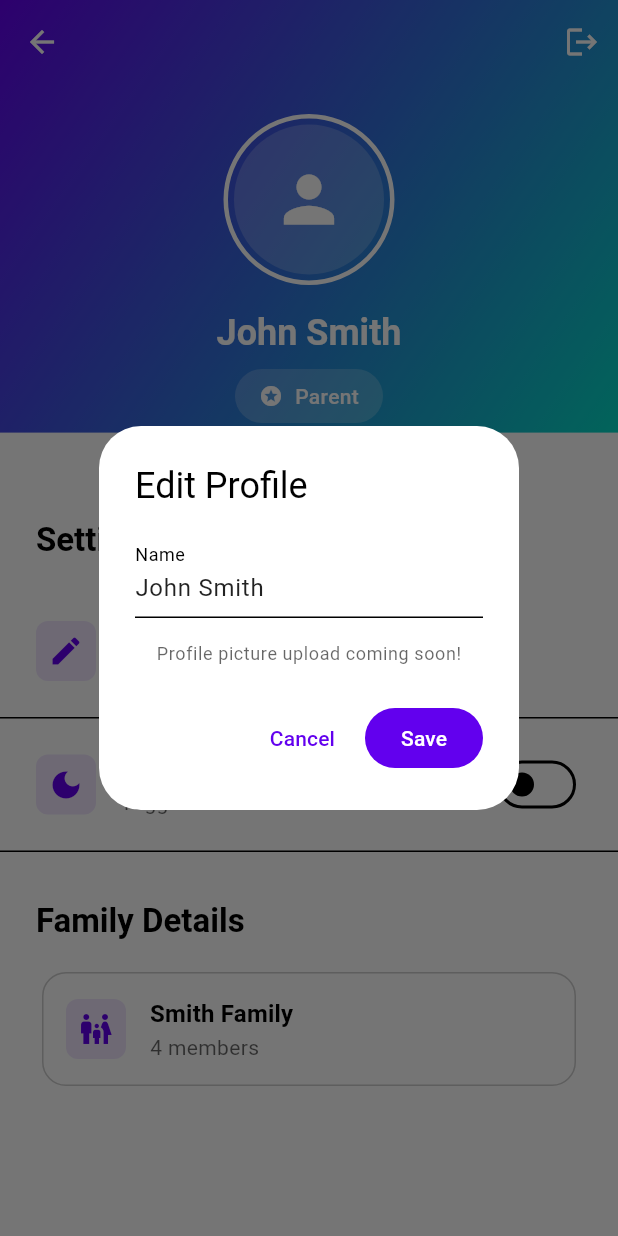
After one commit to BeefBowl03/kindov2, a Flutter app: the ProfileScreen screen opened by its route, after a tap on "Edit Profile", on a phone screen of 412 x 824 dp. The commit adds this screen. Run offline on Flutter 3.47's test engine with Material 3 defaults, Android fonts, the light colour scheme and no system bars; our stand-ins replace shared_preferences, supabase_flutter; accounts and stored records are empty.

Commit message:
Add modern profile screen with settings and dark mode UI

```diff
--- a/lib/main.dart
+++ b/lib/main.dart
@@ -3,6 +3,7 @@ import 'package:provider/provider.dart';
 import 'package:supabase_flutter/supabase_flutter.dart';
 import 'screens/home_screen.dart';
 import 'screens/login_screen.dart';
+import 'screens/profile_screen.dart';
 import 'providers/app_state.dart';
 import 'services/storage_service.dart';
 import 'theme.dart';
@@ -39,6 +40,7 @@ class MyApp extends StatelessWidget {
         '/': (context) => const SplashScreen(),
         '/login': (context) => const LoginScreen(),
         '/home': (context) => const HomeScreen(),
+        '/profile': (context) => const ProfileScreen(),
       },
     );
   }
--- a/lib/screens/home_screen.dart
+++ b/lib/screens/home_screen.dart
@@ -91,6 +91,7 @@ class _HomeScreenState extends State<HomeScreen> {
     final uncompletedItems = shoppingItems.where((item) => !item.isPurchased).toList();
 
     return SafeArea(
+      top: false,
       child: SingleChildScrollView(
         child: Column(
           crossAxisAlignment: CrossAxisAlignment.start,
@@ -127,13 +128,16 @@ class _HomeScreenState extends State<HomeScreen> {
                               fontWeight: FontWeight.bold,
                             ),
                       ),
-                      CircleAvatar(
+                      GestureDetector(
+                        onTap: () => Navigator.pushNamed(context, '/profile'),
+                        child: CircleAvatar(
                           backgroundColor: Theme.of(context).colorScheme.onPrimary.withOpacity(0.2),
                           radius: 24,
                           child: Icon(
                             currentUser?.isParent ?? false ? Icons.person : Icons.child_care,
                             color: Theme.of(context).colorScheme.onPrimary,
                             size: 24,
+                          ),
                         ),
                       ),
                     ],
--- /dev/null
+++ b/lib/screens/profile_screen.dart
@@ -0,0 +1,364 @@
+import 'package:flutter/material.dart';
+import 'package:provider/provider.dart';
+import '../providers/app_state.dart';
+
+class ProfileScreen extends StatelessWidget {
+  const ProfileScreen({super.key});
+
+  @override
+  Widget build(BuildContext context) {
+    return Consumer<AppState>(
+      builder: (context, appState, _) {
+        final currentUser = appState.currentUser;
+        if (currentUser == null) {
+          return const Center(child: Text('No user data available'));
+        }
+
+        return Scaffold(
+          extendBodyBehindAppBar: true,
+          appBar: AppBar(
+            backgroundColor: Colors.transparent,
+            elevation: 0,
+            leading: IconButton(
+              icon: const Icon(Icons.arrow_back, color: Colors.white),
+              onPressed: () => Navigator.pop(context),
+            ),
+            actions: [
+              IconButton(
+                icon: const Icon(Icons.logout, color: Colors.white),
+                onPressed: () => _handleSignOut(context, appState),
+              ),
+            ],
+          ),
+          body: Stack(
+            children: [
+              // Background gradient
+              Container(
+                height: MediaQuery.of(context).size.height * 0.35,
+                decoration: BoxDecoration(
+                  gradient: LinearGradient(
+                    begin: Alignment.topLeft,
+                    end: Alignment.bottomRight,
+                    colors: [
+                      Theme.of(context).colorScheme.primary,
+                      Theme.of(context).colorScheme.secondary,
+                    ],
+                  ),
+                ),
+              ),
+              SafeArea(
+                child: SingleChildScrollView(
+                  child: Column(
+                    children: [
+                      const SizedBox(height: 20),
+                      // Profile Header
+                      Padding(
+                        padding: const EdgeInsets.symmetric(horizontal: 24),
+                        child: Column(
+                          children: [
+                            // Profile Picture
+                            Hero(
+                              tag: 'profileAvatar',
+                              child: Container(
+                                padding: const EdgeInsets.all(4),
+                                decoration: BoxDecoration(
+                                  shape: BoxShape.circle,
+                                  border: Border.all(
+                                    color: Colors.white,
+                                    width: 3,
+                                  ),
+                                ),
+                                child: CircleAvatar(
+                                  radius: 50,
+                                  backgroundColor: Colors.white.withOpacity(0.2),
+                                  child: Icon(
+                                    currentUser.isParent ? Icons.person : Icons.child_care,
+                                    color: Colors.white,
+                                    size: 50,
+                                  ),
+                                ),
+                              ),
+                            ),
+                            const SizedBox(height: 16),
+                            // User Name
+                            Text(
+                              currentUser.name,
+                              style: Theme.of(context).textTheme.headlineSmall!.copyWith(
+                                color: Colors.white,
+                                fontWeight: FontWeight.bold,
+                              ),
+                            ),
+                            const SizedBox(height: 8),
+                            // Role Badge
+                            Container(
+                              padding: const EdgeInsets.symmetric(horizontal: 16, vertical: 8),
+                              decoration: BoxDecoration(
+                                color: Colors.white.withOpacity(0.2),
+                                borderRadius: BorderRadius.circular(20),
+                              ),
+                              child: Row(
+                                mainAxisSize: MainAxisSize.min,
+                                children: [
+                                  Icon(
+                                    currentUser.isParent ? Icons.stars : Icons.emoji_events,
+                                    color: Colors.white,
+                                    size: 16,
+                                  ),
+                                  const SizedBox(width: 8),
+                                  Text(
+                                    currentUser.isParent ? 'Parent' : 'Child',
+                                    style: const TextStyle(
+                                      color: Colors.white,
+                                      fontWeight: FontWeight.w500,
+                                    ),
+                                  ),
+                                ],
+                              ),
+                            ),
+                          ],
+                        ),
+                      ),
+                      const SizedBox(height: 32),
+                      // Settings Section
+                      Container(
+                        width: double.infinity,
+                        decoration: BoxDecoration(
+                          color: Theme.of(context).colorScheme.surface,
+                          borderRadius: const BorderRadius.only(
+                            topLeft: Radius.circular(32),
+                            topRight: Radius.circular(32),
+                          ),
+                        ),
+                        child: Column(
+                          crossAxisAlignment: CrossAxisAlignment.start,
+                          children: [
+                            Padding(
+                              padding: const EdgeInsets.fromLTRB(24, 32, 24, 16),
+                              child: Text(
+                                'Settings',
+                                style: Theme.of(context).textTheme.titleLarge!.copyWith(
+                                  fontWeight: FontWeight.bold,
+                                ),
+                              ),
+                            ),
+                            // Profile Settings
+                            _buildSettingsTile(
+                              context,
+                              'Edit Profile',
+                              'Update your name and profile picture',
+                              Icons.edit,
+                              onTap: () => _showEditProfileDialog(context, appState),
+                            ),
+                            const Divider(height: 1),
+                            // Dark Mode Toggle
+                            _buildSettingsTile(
+                              context,
+                              'Dark Mode',
+                              'Toggle dark theme',
+                              Icons.dark_mode,
+                              trailing: Switch(
+                                value: Theme.of(context).brightness == Brightness.dark,
+                                onChanged: (value) {
+                                  // TODO: Implement dark mode toggle
+                                  ScaffoldMessenger.of(context).showSnackBar(
+                                    const SnackBar(
+                                      content: Text('Dark mode coming soon!'),
+                                    ),
+                                  );
+                                },
+                              ),
+                            ),
+                            if (appState.family != null) ...[
+                              const Divider(height: 1),
+                              Padding(
+                                padding: const EdgeInsets.fromLTRB(24, 32, 24, 16),
+                                child: Text(
+                                  'Family Details',
+                                  style: Theme.of(context).textTheme.titleLarge!.copyWith(
+                                    fontWeight: FontWeight.bold,
+                                  ),
+                                ),
+                              ),
+                              Padding(
+                                padding: const EdgeInsets.symmetric(horizontal: 24),
+                                child: Card(
+                                  elevation: 0,
+                                  shape: RoundedRectangleBorder(
+                                    borderRadius: BorderRadius.circular(16),
+                                    side: BorderSide(
+                                      color: Theme.of(context).colorScheme.outline.withOpacity(0.2),
+                                    ),
+                                  ),
+                                  child: Padding(
+                                    padding: const EdgeInsets.all(16),
+                                    child: Column(
+                                      crossAxisAlignment: CrossAxisAlignment.start,
+                                      children: [
+                                        Row(
+                                          children: [
+                                            Container(
+                                              padding: const EdgeInsets.all(8),
+                                              decoration: BoxDecoration(
+                                                color: Theme.of(context).colorScheme.primary.withOpacity(0.1),
+                                                borderRadius: BorderRadius.circular(8),
+                                              ),
+                                              child: Icon(
+                                                Icons.family_restroom,
+                                                color: Theme.of(context).colorScheme.primary,
+                                              ),
+                                            ),
+                                            const SizedBox(width: 16),
+                                            Column(
+                                              crossAxisAlignment: CrossAxisAlignment.start,
+                                              children: [
+                                                Text(
+                                                  appState.family!.name,
+                                                  style: Theme.of(context).textTheme.titleMedium!.copyWith(
+                                                    fontWeight: FontWeight.bold,
+                                                  ),
+                                                ),
+                                                Text(
+                                                  '${appState.family!.members.length} members',
+                                                  style: Theme.of(context).textTheme.bodyMedium!.copyWith(
+                                                    color: Theme.of(context).colorScheme.onSurface.withOpacity(0.6),
+                                                  ),
+                                                ),
+                                              ],
+                                            ),
+                                          ],
+                                        ),
+                                      ],
+                                    ),
+                                  ),
+                                ),
+                              ),
+                            ],
+                            const SizedBox(height: 32),
+                          ],
+                        ),
+                      ),
+                    ],
+                  ),
+                ),
+              ),
+            ],
+          ),
+        );
+      },
+    );
+  }
+
+  Widget _buildSettingsTile(
+    BuildContext context,
+    String title,
+    String subtitle,
+    IconData icon, {
+    Widget? trailing,
+    VoidCallback? onTap,
+  }) {
+    return ListTile(
+      contentPadding: const EdgeInsets.symmetric(horizontal: 24, vertical: 8),
+      leading: Container(
+        padding: const EdgeInsets.all(8),
+        decoration: BoxDecoration(
+          color: Theme.of(context).colorScheme.primary.withOpacity(0.1),
+          borderRadius: BorderRadius.circular(8),
+        ),
+        child: Icon(
+          icon,
+          color: Theme.of(context).colorScheme.primary,
+        ),
+      ),
+      title: Text(
+        title,
+        style: Theme.of(context).textTheme.titleMedium!.copyWith(
+          fontWeight: FontWeight.w500,
+        ),
+      ),
+      subtitle: Text(
+        subtitle,
+        style: Theme.of(context).textTheme.bodyMedium!.copyWith(
+          color: Theme.of(context).colorScheme.onSurface.withOpacity(0.6),
+        ),
+      ),
+      trailing: trailing,
+      onTap: onTap,
+    );
+  }
+
+  void _showEditProfileDialog(BuildContext context, AppState appState) {
+    final nameController = TextEditingController(text: appState.currentUser?.name);
+
+    showDialog(
+      context: context,
+      builder: (context) => AlertDialog(
+        title: const Text('Edit Profile'),
+        content: Column(
+          mainAxisSize: MainAxisSize.min,
+          children: [
+            TextField(
+              controller: nameController,
+              decoration: const InputDecoration(
+                labelText: 'Name',
+                hintText: 'Enter your name',
+              ),
+            ),
+            const SizedBox(height: 16),
+            // TODO: Add profile picture upload option
+            Text(
+              'Profile picture upload coming soon!',
+              style: Theme.of(context).textTheme.bodySmall!.copyWith(
+                color: Theme.of(context).colorScheme.onSurface.withOpacity(0.6),
+              ),
+            ),
+          ],
+        ),
+        actions: [
+          TextButton(
+            onPressed: () => Navigator.pop(context),
+            child: const Text('Cancel'),
+          ),
+          FilledButton(
+            onPressed: () {
+              // TODO: Implement profile update
+              ScaffoldMessenger.of(context).showSnackBar(
+                const SnackBar(
+                  content: Text('Profile update coming soon!'),
+                ),
+              );
+              Navigator.pop(context);
+            },
+            child: const Text('Save'),
+          ),
+        ],
+      ),
+    );
+  }
+
+  Future<void> _handleSignOut(BuildContext context, AppState appState) async {
+    final confirmed = await showDialog<bool>(
+      context: context,
+      builder: (context) => AlertDialog(
+        title: const Text('Sign Out'),
+        content: const Text('Are you sure you want to sign out?'),
+        actions: [
+          TextButton(
+            onPressed: () => Navigator.pop(context, false),
+            child: const Text('Cancel'),
+          ),
+          TextButton(
+            onPressed: () => Navigator.pop(context, true),
+            child: const Text('Sign Out'),
+          ),
+        ],
+      ),
+    );
+
+    if (confirmed == true) {
+      await appState.signOut();
+      if (context.mounted) {
+        Navigator.pushNamedAndRemoveUntil(context, '/login', (route) => false);
+      }
+    }
+  }
+}
```
Lines whose indentation alone changed are shown as unchanged.
